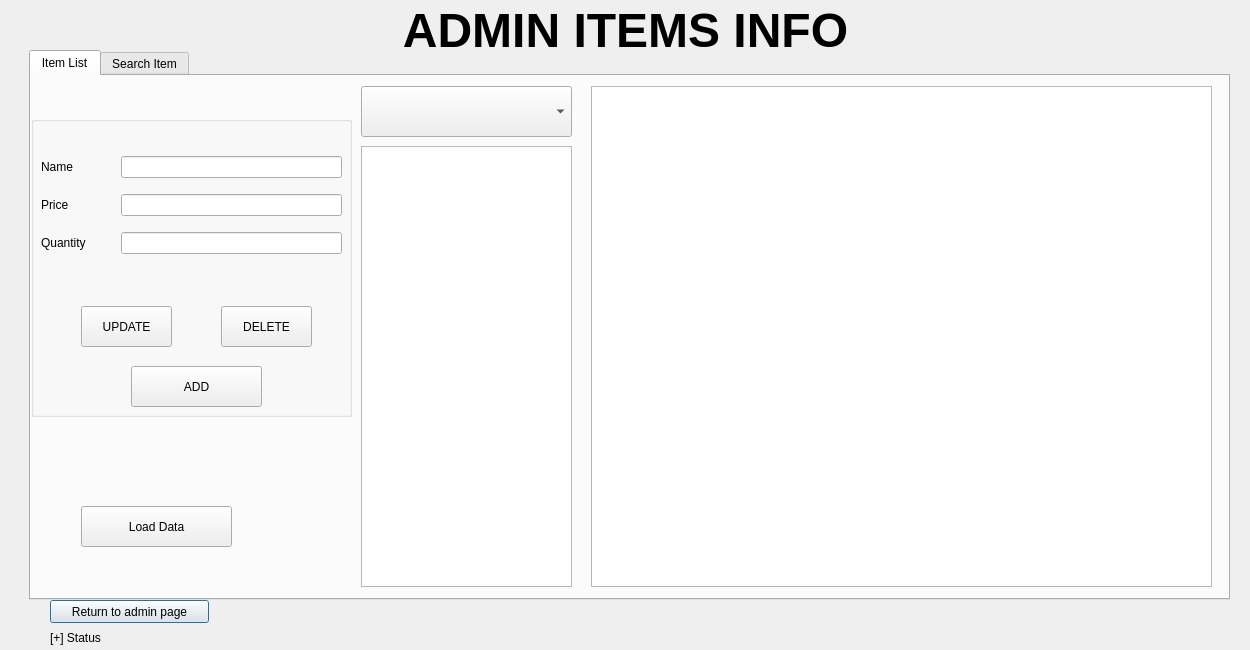
Above: Project2/admin_item_database.ui from tdragon00/CS1C_Project_2 before the change. Below: the same form after it.
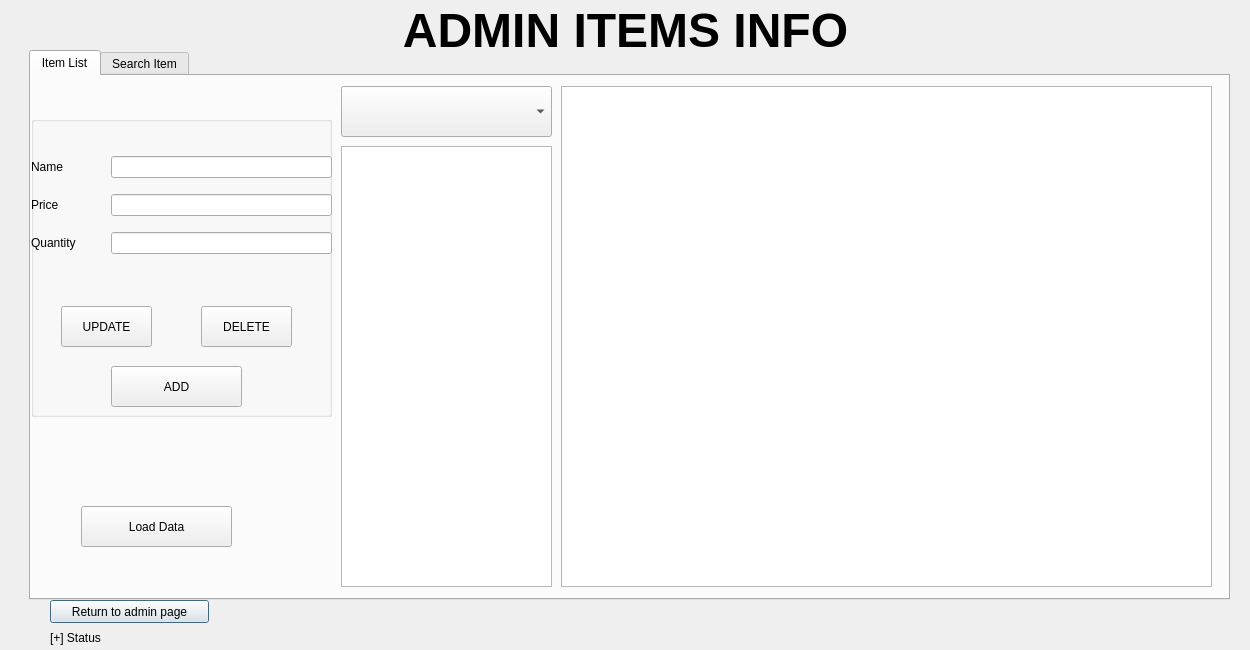
That is the form after the change. The open tabs and pages were chosen to show the change.

Commit message:
minor changes to the admin item UI
made it automatically sort by name

Patch:
```diff
--- a/Project2/admin_item_database.ui
+++ b/Project2/admin_item_database.ui
@@ -47,7 +47,7 @@
       <rect>
        <x>0</x>
        <y>40</y>
-       <width>321</width>
+       <width>301</width>
        <height>301</height>
       </rect>
      </property>
@@ -57,7 +57,7 @@
      <widget class="QPushButton" name="deleteButton">
       <property name="geometry">
        <rect>
-        <x>190</x>
+        <x>170</x>
         <y>190</y>
         <width>91</width>
         <height>41</height>
@@ -70,7 +70,7 @@
      <widget class="QPushButton" name="updateButton">
       <property name="geometry">
        <rect>
-        <x>50</x>
+        <x>30</x>
         <y>190</y>
         <width>91</width>
         <height>41</height>
@@ -83,7 +83,7 @@
      <widget class="QPushButton" name="addButton">
       <property name="geometry">
        <rect>
-        <x>100</x>
+        <x>80</x>
         <y>250</y>
         <width>131</width>
         <height>41</height>
@@ -93,10 +93,10 @@
        <string>ADD</string>
       </property>
      </widget>
-     <widget class="QWidget" name="">
+     <widget class="QWidget" name="layoutWidget">
       <property name="geometry">
        <rect>
-        <x>10</x>
+        <x>0</x>
         <y>30</y>
         <width>301</width>
         <height>121</height>
@@ -163,7 +163,7 @@
     <widget class="QComboBox" name="comboBox">
      <property name="geometry">
       <rect>
-       <x>330</x>
+       <x>310</x>
        <y>10</y>
        <width>211</width>
        <height>51</height>
@@ -173,7 +173,7 @@
     <widget class="QListView" name="listView">
      <property name="geometry">
       <rect>
-       <x>330</x>
+       <x>310</x>
        <y>70</y>
        <width>211</width>
        <height>441</height>
@@ -183,9 +183,9 @@
     <widget class="QTableView" name="itemsTable">
      <property name="geometry">
       <rect>
-       <x>560</x>
+       <x>530</x>
        <y>10</y>
-       <width>621</width>
+       <width>651</width>
        <height>501</height>
       </rect>
      </property>
```
Left out of the diff: 4 changed lines with no effect on the pictures. The commit also changes 2 other files.
